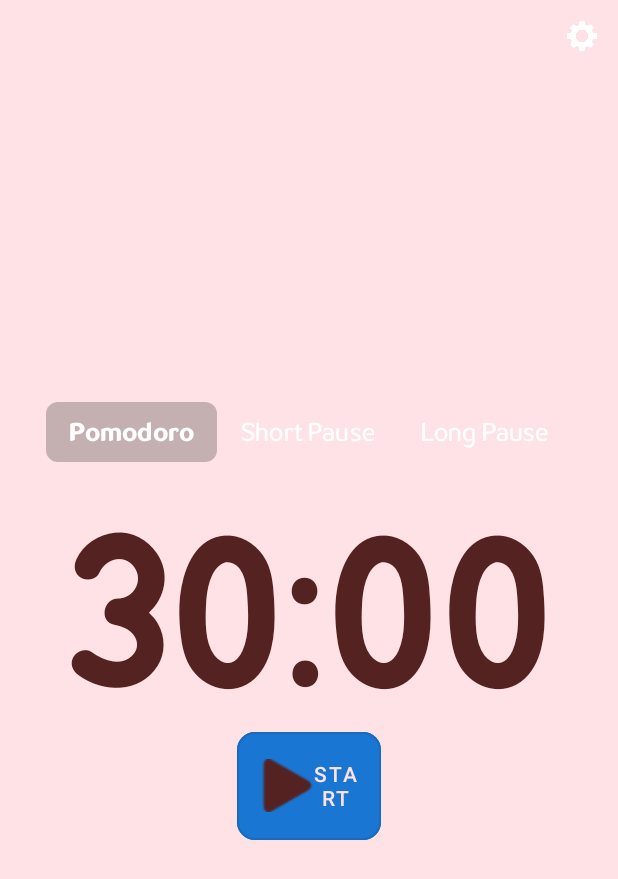
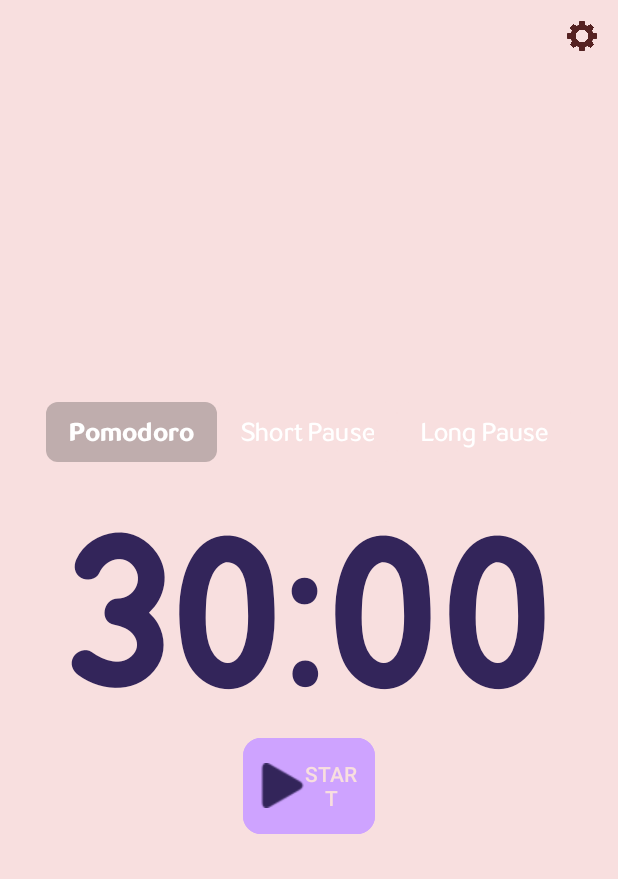
Before and after one commit to mlhakyz/pomodoro, an Android app: the screen it shows after launch (MainActivity), after a tap on "Pomodoro", on a phone screen of 412 x 824 dp. Shown: the top 879 px of the screen. Run offline under Robolectric (Android 15) with nearby library versions, the light colour scheme and no system bars.

Commit message:
New colors have been defined in colors.xml.

```diff
--- a/app/src/main/res/layout/activity_main.xml
+++ b/app/src/main/res/layout/activity_main.xml
@@ -5,7 +5,7 @@
     android:id="@+id/main"
     android:layout_width="match_parent"
     android:layout_height="match_parent"
-    android:background="@color/pomodoroColor"
+    android:background="@color/longPauseColor"
     tools:context=".MainActivity">
 
     <LinearLayout
@@ -27,7 +27,7 @@
             android:onClick="btnOnSettings"
             app:icon="@drawable/settings512"
             app:iconGravity="textStart"
-            app:iconTint="@color/white" />
+            app:iconTint="@color/pomodoroTimeTextColor" />
     </LinearLayout>
 
     <LinearLayout
@@ -112,7 +112,7 @@
             android:fontFamily="@font/my_font"
             android:gravity="center"
             android:text="25:00"
-            android:textColor="#552222"
+            android:textColor="@color/longTimeTextColor"
             android:textSize="150sp"
             app:layout_constraintBottom_toBottomOf="parent"
             app:layout_constraintEnd_toEndOf="parent"
@@ -129,15 +129,15 @@
 
             <com.google.android.material.button.MaterialButton
                 android:id="@+id/startPauseBtn"
-                style="@style/Widget.App.Button.OutlinedButton.IconOnly"
+                style="?attr/materialIconButtonFilledTonalStyle"
                 android:layout_width="96dp"
                 android:layout_height="72dp"
-                android:backgroundTint="#1976D2"
-               app:icon="@drawable/play_icon"
+                android:backgroundTint="@color/longStartButtonColor"
+                android:onClick="btnOnStartStop"
+                app:icon="@drawable/play_icon"
                 app:iconGravity="textStart"
-                app:iconTint="@color/pomodoroTimeTextColor"
-                app:iconSize="35dp"
-                android:onClick="btnOnStartStop"
+                app:iconSize="30dp"
+                app:iconTint="@color/longTimeTextColor"
                 app:layout_constraintBottom_toBottomOf="parent"
                 app:layout_constraintEnd_toEndOf="parent"
                 app:layout_constraintStart_toStartOf="parent"
@@ -147,19 +147,22 @@
             <com.google.android.material.button.MaterialButton
                 android:id="@+id/refreshBtn"
                 style="?attr/materialIconButtonFilledTonalStyle"
-                android:layout_width="wrap_content"
-                android:layout_height="wrap_content"
+                android:layout_width="64dp"
+                android:layout_height="64dp"
                 android:layout_marginEnd="16dp"
-                android:backgroundTint="@color/white"
+                android:backgroundTint="@color/longRefreshButtonColor"
                 android:gravity="center_horizontal|center_vertical"
                 android:onClick="btnOnRefresh"
-                android:visibility="invisible"
+                android:visibility="visible"
                 app:icon="@drawable/refresharrow512"
-                app:iconTint="@color/pomodoroColor"
+                app:iconGravity="textStart"
+                app:iconTint="@color/longTimeTextColor"
                 app:layout_constraintBottom_toBottomOf="parent"
                 app:layout_constraintEnd_toEndOf="parent"
+                app:layout_constraintHorizontal_bias="0.147"
                 app:layout_constraintStart_toEndOf="@+id/startPauseBtn"
-                app:layout_constraintTop_toTopOf="parent" />
+                app:layout_constraintTop_toTopOf="parent"
+                app:shapeAppearance="@style/ShapeAppearance.Material3.Corner.Medium" />
         </androidx.constraintlayout.widget.ConstraintLayout>
 
 
--- a/app/src/main/res/values/colors.xml
+++ b/app/src/main/res/values/colors.xml
@@ -1,9 +1,17 @@
 <?xml version="1.0" encoding="utf-8"?>
 <resources>
+    <color name="pomodoroColor">#F8DFDF</color>
+    <color name="pomodoroRefreshButtonColor">#FFCCCB</color>
+    <color name="pomodoroStartButtonColor">#FA7778</color>
     <color name="pomodoroTimeTextColor">#552222</color>
-    <color name="longPauseColor">#F3E5F5</color>
-    <color name="pomodoroColor">#FFE2E5</color>
-    <color name="shortPauseColor">#E3F2FD</color>
+    <color name="shortPauseColor">#E1F0FD</color>
+    <color name="shortRefreshButtonColor">#B4CFEE</color>
+    <color name="shortStartButtonColor">#78A5DF</color>
+    <color name="shortTimeTextColor">#162F47</color>
+    <color name="longPauseColor">#F0E3FF</color>
+    <color name="longRefreshButtonColor">#DEC1FF</color>
+    <color name="longStartButtonColor">#CEA3FF</color>
+    <color name="longTimeTextColor">#33255A</color>
     <color name="bottomNBColor">#625D73</color>
     <color name="longPauseColora">#5F4B8B</color>
     <color name="pomodoroColora">#c75450</color>
```
